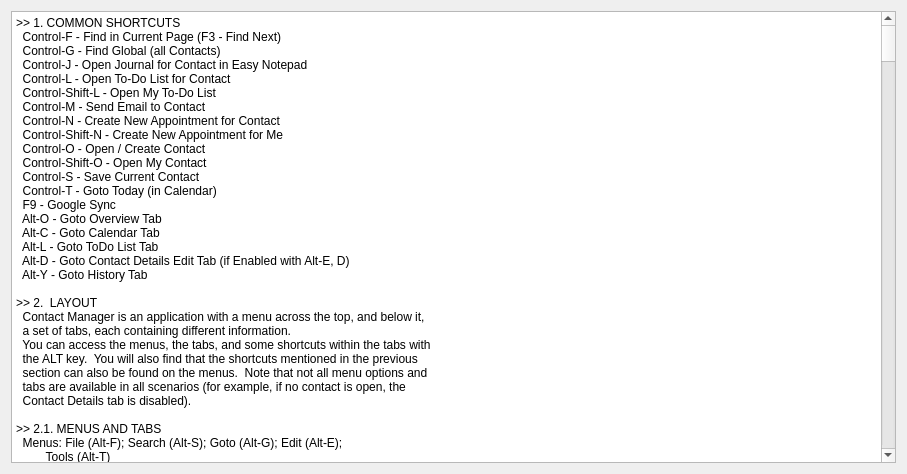
First picture: the form in help.ui, repository trumpton/ContactManager, before the edit.
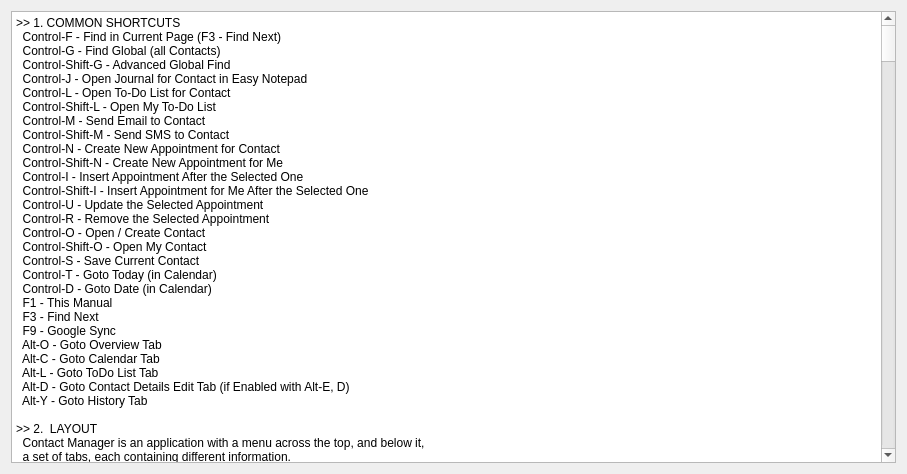
Second picture: the form after the edit. Icons and pictures are not drawn. Custom widgets are drawn as their Qt base class.

Commit message:
Help: calendar keys, the date box, Show, Tidy and Logs; menus and shortcuts corrected
The F1 help now lists every calendar key (T, D, 0 to 3 for a typed date, W, N, P,
the arrows, Space, Enter), how a date is typed in numbers and in month names, and
the Show, Tidy Records and Logs items under the File menu.  The shortcut list has
the ones it was missing, the menu names are the current ones (Tasks, not Tools),
the calendar window is 90 days back and 730 forward, and the window title is
Contact Manager Help.

Patch:
```diff
--- a/help.ui
+++ b/help.ui
@@ -36,16 +36,25 @@
       <string>&gt;&gt; 1. COMMON SHORTCUTS
   Control-F - Find in Current Page (F3 - Find Next)
   Control-G - Find Global (all Contacts)
+  Control-Shift-G - Advanced Global Find
   Control-J - Open Journal for Contact in Easy Notepad
   Control-L - Open To-Do List for Contact
   Control-Shift-L - Open My To-Do List
   Control-M - Send Email to Contact
+  Control-Shift-M - Send SMS to Contact
   Control-N - Create New Appointment for Contact
   Control-Shift-N - Create New Appointment for Me
+  Control-I - Insert Appointment After the Selected One
+  Control-Shift-I - Insert Appointment for Me After the Selected One
+  Control-U - Update the Selected Appointment
+  Control-R - Remove the Selected Appointment
   Control-O - Open / Create Contact
   Control-Shift-O - Open My Contact
   Control-S - Save Current Contact
   Control-T - Goto Today (in Calendar)
+  Control-D - Goto Date (in Calendar)
+  F1 - This Manual
+  F3 - Find Next
   F9 - Google Sync
   Alt-O - Goto Overview Tab
   Alt-C - Goto Calendar Tab
@@ -64,7 +73,7 @@
 
 &gt;&gt; 2.1. MENUS AND TABS
   Menus: File (Alt-F); Search (Alt-S); Goto (Alt-G); Edit (Alt-E); 
-         Tools (Alt-T)
+         Tasks (Alt-T); Help (Alt-H)
   Tabs:  Overview (Alt-O); Calendar (Alt-C); To-Do List (Alt-L); ...
          Contact Details (Alt-D); History (Alt-Y)
 
@@ -158,16 +167,61 @@
   Confirm Email:Enables Emails being sent for appointment reminders.
 
 &gt;&gt; 5. MANAGING APPOINTMENTS
-  By default, Contact Manager shows the Calendar Tab (Alt-C).  Appointments are 
-  stored in a list, and the previous 3 months, and next year are available.
-  You can navigate through the appointments with the up and down arrow keys, or
-  jump straight to today with Control-T.
-  If you have a contact opened, you can create a new appointment with Control-N,
-  or you can create a new appointment for yourself with Control-Shift-N.
-  You can also create an appointment following the currently selected one with
-  Control-I, or one for yourself with Control-Shift-I.
-  You can update update an appointment with Control-U, or remove it with 
-  Control-R.
+  By default, Contact Manager shows the Calendar Tab (Alt-C).  Appointments are
+  listed in date and time order, from 90 days before today to 730 days after it
+  (windowbefore and windowafter in the ini file).  A repeating appointment is
+  listed for each of its dates.  A deleted appointment is listed only when
+  File > Show > Deleted Appointments is ticked, and then it is in braces.
+
+  Moving around the list (the calendar list has the focus):
+    Up and Down arrows  Move to the previous or next entry
+    T or Control-T      Go to today: the first entry from now on
+    D or Control-D      Go to a date (a date box, as below)
+    0, 1, 2 or 3        Start typing a date (see below)
+    W                   Go a week on from the selected day.  WW is two weeks on,
+                        WWW three weeks and WWWW four weeks.  The move is made two
+                        seconds after the last W, or when another key is pressed.
+                        Five or more W's beep, and do nothing
+    N or Right arrow    Go to the next entry for the open contact
+    P or Left arrow     Go to the previous entry for the open contact
+    Space               Show only the open contact's entries, or all of them again
+    Enter               Open the contact for the selected entry (see section 3.3)
+
+  With no contact open, Space, N, P and the arrows beep, and nothing changes.
+  Moving to a date, or pressing Control-T or W, shows all the entries again if
+  Space had shown only one contact's.  Each move puts the entry about a quarter
+  of the way down the list, so the entries coming up after it are seen.
+
+  Typing a date
+  Press 0, 1, 2 or 3 in the calendar list, and a box opens with that digit in
+  it, and the cursor at the end.  Type the rest of the date, and press Enter.
+  The list goes to the first entry on that date, or to the nearest entry before
+  it if there is none.  Escape, or Enter on an empty box, closes the box and
+  leaves the list as it was.  Text that is not a date closes the box and beeps.
+
+  A date can be typed in numbers, day first:
+    2/12          2 December, the next one on or after today
+    2-12-26       2 December 2026
+    2/12/2026     2 December 2026
+    2/12/26       2 December 2026
+  or with the name of the month, in full or in its first three letters or more:
+    12 oct 2026   12 October 2026
+    1 sep         1 September, the next one on or after today
+    1aug28        1 August 2028
+  If the year is left out, the next date with that day and month, on or after
+  today, is used.  A year of two digits takes the first two digits of this year.
+  Day names (mon, tue and so on) are not accepted.
+
+  Creating and changing appointments
+    Control-N           New appointment for the open contact
+    Control-Shift-N     New appointment for me
+    Control-I           Insert an appointment after the selected one
+    Control-Shift-I     Insert an appointment for me after the selected one
+    Control-U           Update the selected appointment
+    Control-R           Remove the selected appointment
+  Contact Manager checks for clashes before an appointment is saved, and offers
+  you the chance to change it.  At startup it also lists any appointments that
+  overlap, but changes nothing.
 
 &gt;&gt; 5.1. THE APPOINTMENT FORM 
   The form is laid out with four fields:
@@ -298,6 +352,15 @@
   Two copies of ContactManager on the same data folder do not both send messages.
   Only the copy that holds the lock in the data folder sends them.
 
+&gt;&gt; 6.4. THE FILE MENU: SHOW, TIDY RECORDS AND LOGS
+  File > Show > Deleted Appointments, Deleted Contacts and Hidden Contacts each
+  add those entries to the lists, when they are ticked.  The ticks are not kept,
+  so they are off each time Contact Manager starts.
+  File > Tidy Records saves any edit on the screen first, then tidies the history
+  and contact records.  Its progress window shows a summary of what was changed.
+  File > Show > Logs opens the log window.  It is not modal, so you can carry on
+  using Contact Manager while it is open, and it shows new entries as they happen.
+
 &gt;&gt; 7. SYNCHRONISING
 
 &gt;&gt; 7.1. SYNCHRONISING AND CONFLICT MANAGEMENT
```
Left out of the diff: 2 changed lines with no effect on the pictures.
